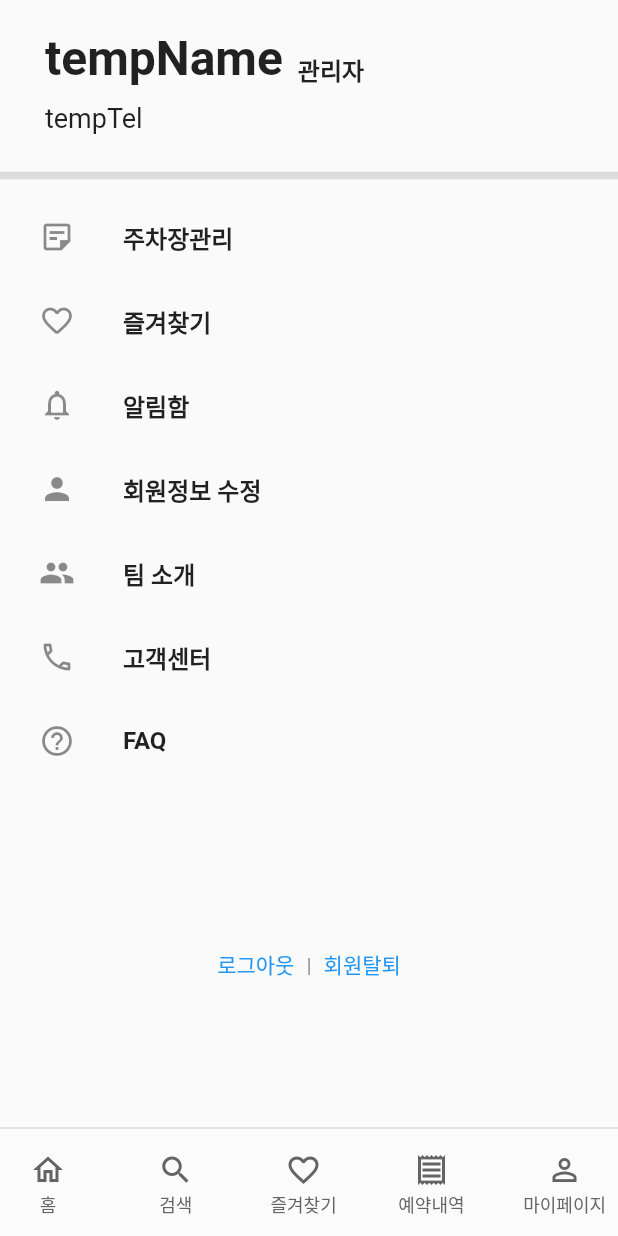
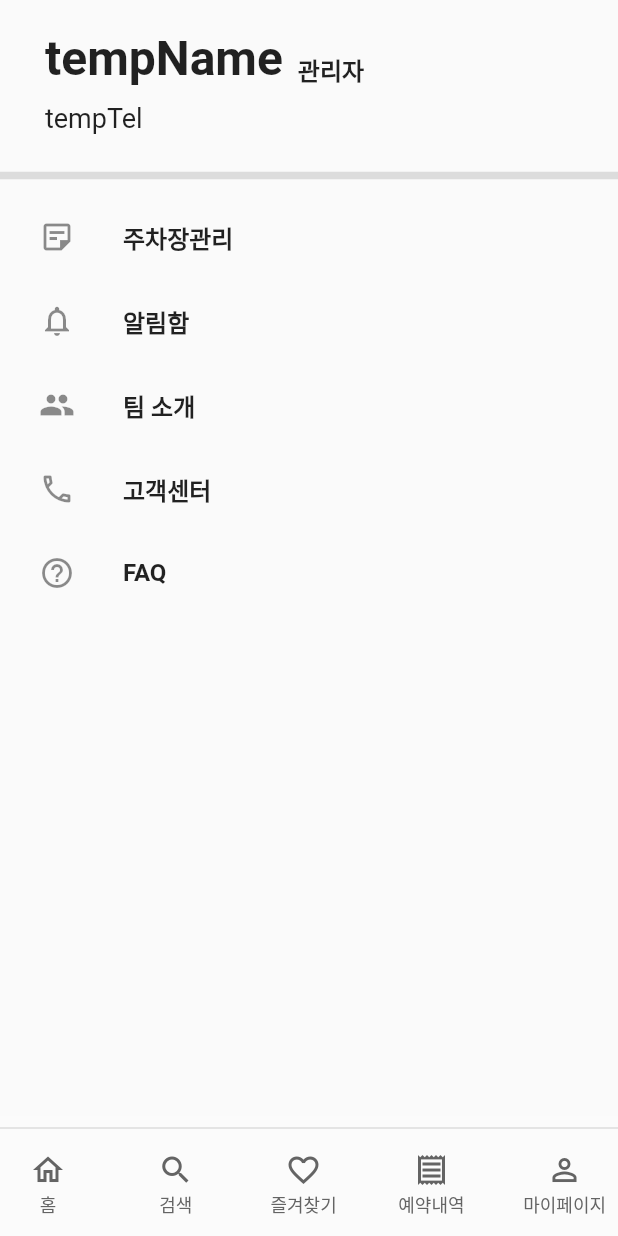
Before and after one commit to dsaf2007/ParkingLot, a Flutter app: the MyPage screen opened directly, on a phone screen of 412 x 824 dp. Run offline on Flutter 3.47's test engine with Material 2 defaults, Android fonts, the phone set to English and light mode, and no system bars; our stand-ins replace cloud_firestore, expandable, firebase_auth, firebase_core, google_maps_flutter, table_calendar; accounts and stored records are empty.

Commit message:
mypage _ admin edited 02:38

```diff
--- a/lib/pages/mypage.dart
+++ b/lib/pages/mypage.dart
@@ -107,22 +107,7 @@ class _MyPageState extends State<MyPage> {
                                     )),
                               ),
                         isAdmin
-                            ? ListTile(
-                                leading: Icon(Icons.favorite_border_rounded),
-                                title: Text("즐겨찾기",
-                                    style: TextStyle(
-                                      fontWeight: FontWeight.bold,
-                                    )),
-                                onTap: () => showDialog<String>(
-                                    context: context,
-                                    builder: (BuildContext context) =>
-                                        AlertDialog(
-                                          content: Text(
-                                            '관리자는 즐겨찾기 기능이 없습니다.',
-                                            style: TextStyle(fontSize: 15),
-                                          ),
-                                        )),
-                              )
+                            ? Container()
                             : ListTile(
                                 leading: Icon(Icons.favorite_border_rounded),
                                 title: Text("즐겨찾기",
@@ -151,22 +136,7 @@ class _MyPageState extends State<MyPage> {
                           },
                         ),
                         isAdmin
-                            ? ListTile(
-                                leading: Icon(Icons.person),
-                                title: Text("회원정보 수정",
-                                    style: TextStyle(
-                                      fontWeight: FontWeight.bold,
-                                    )),
-                                onTap: () => showDialog<String>(
-                                    context: context,
-                                    builder: (BuildContext context) =>
-                                        AlertDialog(
-                                          content: Text(
-                                            '관리자는 회원정보 수정 기능이 없습니다.',
-                                            style: TextStyle(fontSize: 15),
-                                          ),
-                                        )),
-                              )
+                            ? Container()
                             : ListTile(
                                 leading: Icon(Icons.person),
                                 title: Text("회원정보 수정",
@@ -203,7 +173,8 @@ class _MyPageState extends State<MyPage> {
                         ),
                       ]),
                 ),
-                Row(
+                !isAdmin
+                    ? Row(
                         mainAxisAlignment: MainAxisAlignment.center,
                         children: <Widget>[
                           TextButton(
@@ -211,7 +182,8 @@ class _MyPageState extends State<MyPage> {
                               Navigator.pop(context);
                               Navigator.push(
                                 context,
-                          MaterialPageRoute(builder: (context) => SignInPage()),
+                                MaterialPageRoute(
+                                    builder: (context) => SignInPage()),
                               );
                             },
                             child: Text("로그아웃"),
@@ -225,7 +197,8 @@ class _MyPageState extends State<MyPage> {
                             child: Text("회원탈퇴"),
                           ),
                         ],
-                ),
+                      )
+                    : Container()
               ]),
         ),
         bottomNavigationBar:
```
Lines whose indentation alone changed are shown as unchanged.
